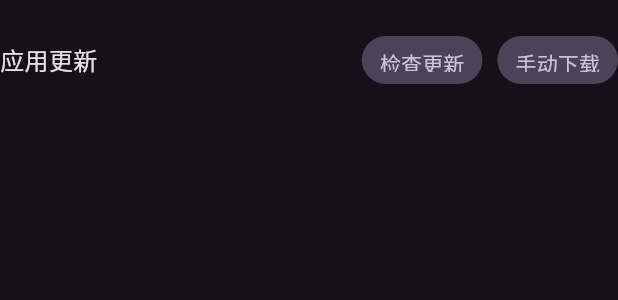
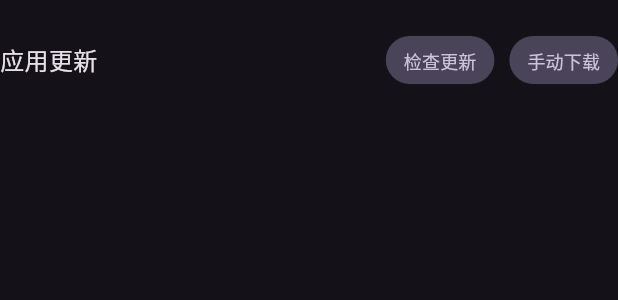
Before and after one commit to nickham-su/talk_ai, a Flutter app: the UpdateWidget widget shown alone on an empty page, opened directly, on a phone screen of 412 x 824 dp. Shown: the top 300 px of the screen. Run offline on Flutter 3.47's test engine with Material 3 defaults, Android fonts, the phone set to English and light mode, and no system bars; our stand-ins replace dio, flutter_svg, get, hive, package_info; missing offline and left inert: auto_updater, markdown, markdown_widget, sqlite3; accounts and stored records are empty; network calls fail.

Commit message:
feat: ui优化

```diff
--- a/lib/modules/setting/views/components/cache_widget.dart
+++ b/lib/modules/setting/views/components/cache_widget.dart
@@ -45,7 +45,8 @@ class CacheWidget extends GetView<SettingController> {
             },
             child: Text('清除所有缓存数据',
                 style: TextStyle(
-                  fontSize: 14,
+                  fontWeight: FontWeight.w300,
+                  fontSize: 12,
                   color: Get.theme.colorScheme.secondary,
                 )),
           ),
--- a/lib/modules/setting/views/components/update_widget.dart
+++ b/lib/modules/setting/views/components/update_widget.dart
@@ -55,7 +55,8 @@ class UpdateWidget extends StatelessWidget {
                 },
                 child: Text(controller.needUpdate ? '立即自动更新' : '检查更新',
                     style: TextStyle(
-                      fontSize: 14,
+                      fontWeight: FontWeight.w300,
+                      fontSize: 12,
                       color: controller.needUpdate
                           ? Get.theme.colorScheme.error
                           : Get.theme.colorScheme.secondary,
@@ -84,7 +85,8 @@ class UpdateWidget extends StatelessWidget {
                 },
                 child: Text('手动下载',
                     style: TextStyle(
-                      fontSize: 14,
+                      fontWeight: FontWeight.w300,
+                      fontSize: 12,
                       color: Get.theme.colorScheme.secondary,
                     )),
               ),
```
